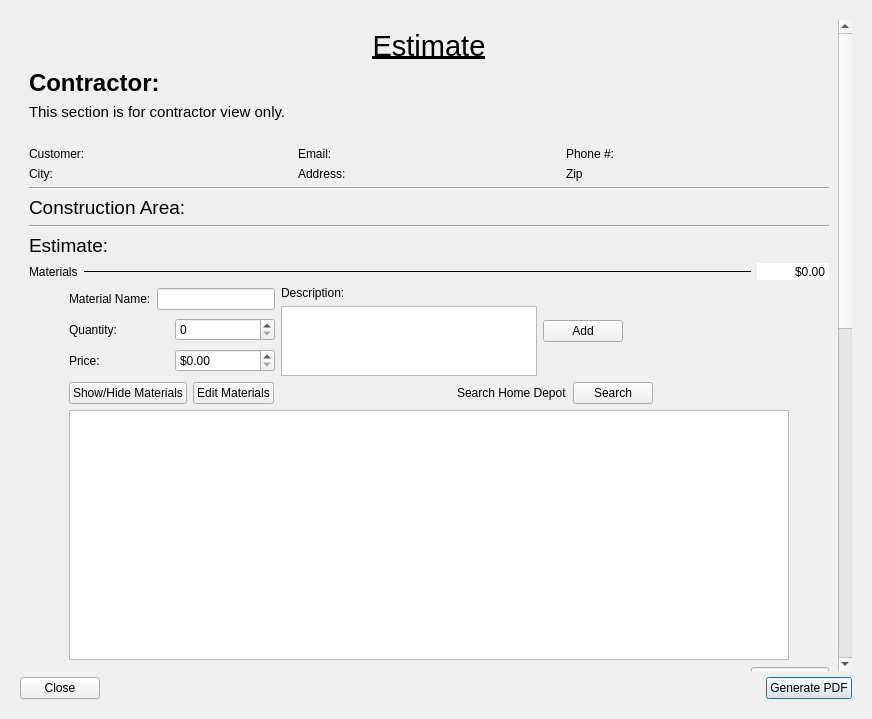
Old version of the form app/ui/customerEstimate.ui in the repository viana-vitor/Handie.
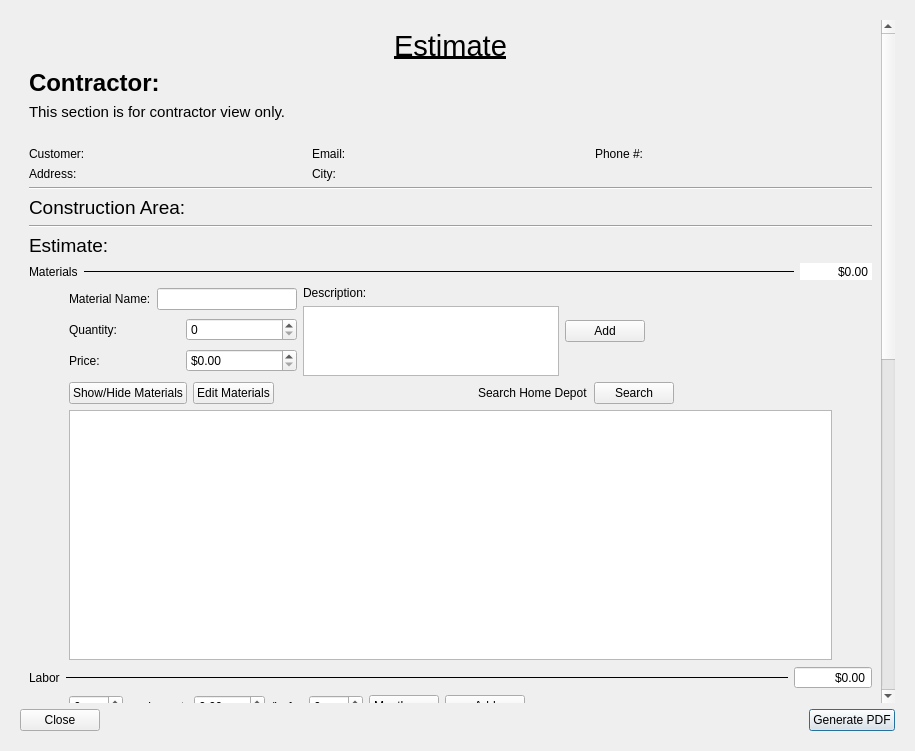
New version of the form.

Diff of the .ui file:
```diff
--- a/app/ui/customerEstimate.ui
+++ b/app/ui/customerEstimate.ui
@@ -6,8 +6,8 @@
    <rect>
     <x>0</x>
     <y>0</y>
-    <width>872</width>
-    <height>719</height>
+    <width>915</width>
+    <height>751</height>
    </rect>
   </property>
   <property name="windowTitle">
@@ -37,7 +37,7 @@
            <rect>
             <x>0</x>
             <y>0</y>
-            <width>809</width>
+            <width>852</width>
             <height>1549</height>
            </rect>
           </property>
@@ -127,13 +127,6 @@
                </property>
               </widget>
              </item>
-             <item row="1" column="0">
-              <widget class="QLabel" name="label_3">
-               <property name="text">
-                <string>City:</string>
-               </property>
-              </widget>
-             </item>
              <item row="0" column="3">
               <widget class="QLabel" name="emailDataLabel">
                <property name="text">
@@ -141,34 +134,6 @@
                </property>
               </widget>
              </item>
-             <item row="1" column="1">
-              <widget class="QLabel" name="cityDataLabel">
-               <property name="text">
-                <string/>
-               </property>
-              </widget>
-             </item>
-             <item row="1" column="3">
-              <widget class="QLabel" name="addressDataLabel">
-               <property name="text">
-                <string/>
-               </property>
-              </widget>
-             </item>
-             <item row="1" column="5">
-              <widget class="QLabel" name="zipDataLabel">
-               <property name="text">
-                <string/>
-               </property>
-              </widget>
-             </item>
-             <item row="1" column="2">
-              <widget class="QLabel" name="label_7">
-               <property name="text">
-                <string>Address:</string>
-               </property>
-              </widget>
-             </item>
              <item row="0" column="4">
               <widget class="QLabel" name="label_10">
                <property name="text">
@@ -195,13 +160,6 @@
                </property>
               </widget>
              </item>
-             <item row="1" column="4">
-              <widget class="QLabel" name="label_32">
-               <property name="text">
-                <string>Zip</string>
-               </property>
-              </widget>
-             </item>
              <item row="0" column="5">
               <widget class="QLabel" name="phoneDataLabel">
                <property name="text">
@@ -209,6 +167,34 @@
                </property>
               </widget>
              </item>
+             <item row="1" column="3">
+              <widget class="QLabel" name="cityDataLabel">
+               <property name="text">
+                <string/>
+               </property>
+              </widget>
+             </item>
+             <item row="1" column="2">
+              <widget class="QLabel" name="label_3">
+               <property name="text">
+                <string>City:</string>
+               </property>
+              </widget>
+             </item>
+             <item row="1" column="0">
+              <widget class="QLabel" name="label_7">
+               <property name="text">
+                <string>Address:</string>
+               </property>
+              </widget>
+             </item>
+             <item row="1" column="1">
+              <widget class="QLabel" name="addressDataLabel">
+               <property name="text">
+                <string/>
+               </property>
+              </widget>
+             </item>
             </layout>
            </item>
            <item>
```
